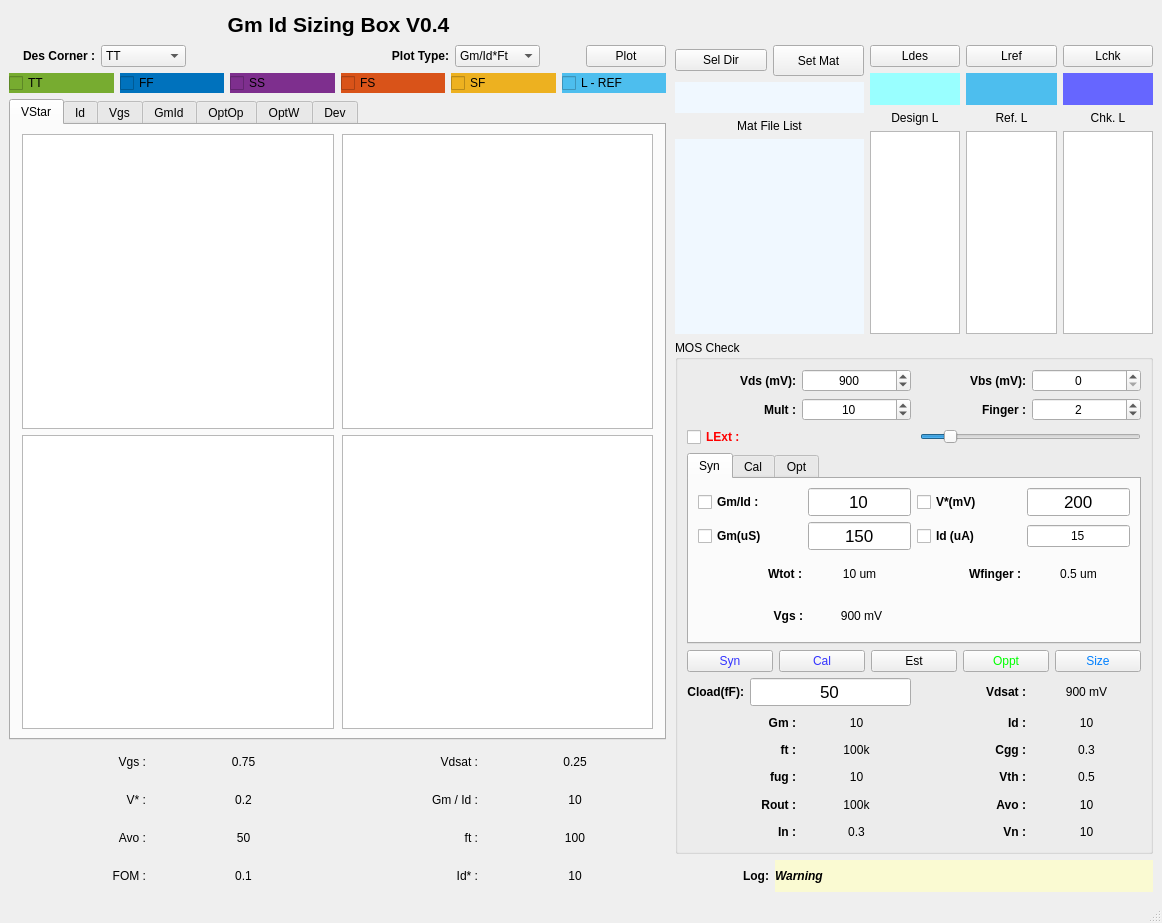
This is GUI/gmIdSizingGuiVp1.ui in The-JC/gmIdNeoKit as Qt 5 draws it before an edit. The edited form follows.
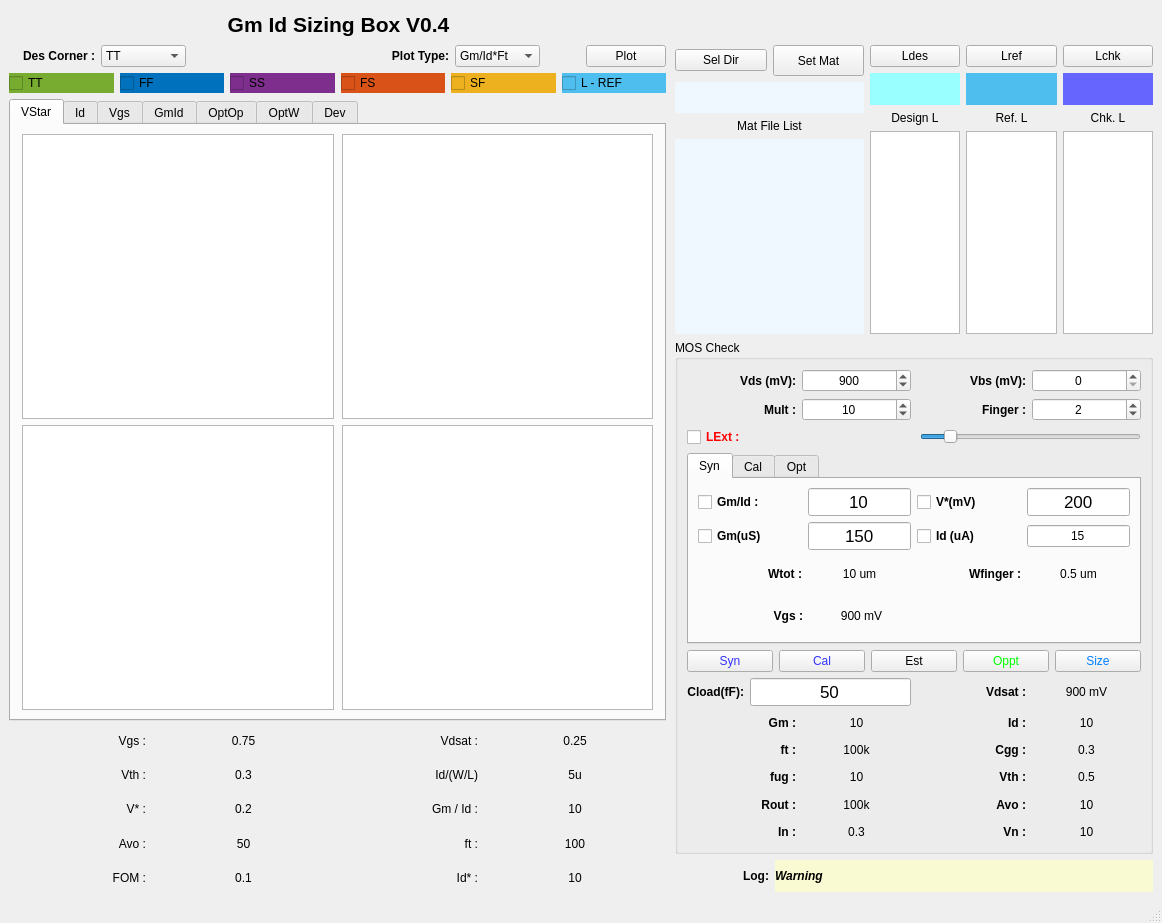
This is the edited form. Custom widgets are drawn as their Qt base class.

Commit message: Vth and Id/(W/L) readout

What changed in the file:
```diff
--- a/GUI/gmIdSizingGuiVp1.ui
+++ b/GUI/gmIdSizingGuiVp1.ui
@@ -60,7 +60,7 @@
       <item>
        <layout class="QHBoxLayout" name="horizontalLayoutMain" stretch="220,1,160">
         <item>
-         <layout class="QVBoxLayout" name="verticalLayoutPlot" stretch="1,1,20,1,1,1,1">
+         <layout class="QVBoxLayout" name="verticalLayoutPlot" stretch="1,1,22,1,1,1,1,1">
           <item>
            <layout class="QHBoxLayout" name="horizontalLayout_51" stretch="1,1,3,1,0,0">
             <item>
@@ -972,6 +972,61 @@
             </item>
            </layout>
           </item>
+          <item>
+           <layout class="QHBoxLayout" name="horizontalLayout_60" stretch="1,1">
+            <item>
+             <layout class="QHBoxLayout" name="horizontalLayout_91" stretch="3,4">
+              <item>
+               <widget class="QLabel" name="titleVth">
+                <property name="text">
+                 <string>Vth :</string>
+                </property>
+                <property name="alignment">
+                 <set>Qt::AlignRight|Qt::AlignTrailing|Qt::AlignVCenter</set>
+                </property>
+               </widget>
+              </item>
+              <item>
+               <widget class="QLabel" name="labelVth">
+                <property name="text">
+                 <string>0.3</string>
+                </property>
+                <property name="alignment">
+                 <set>Qt::AlignCenter</set>
+                </property>
+               </widget>
+              </item>
+             </layout>
+            </item>
+            <item>
+             <layout class="QHBoxLayout" name="horizontalLayout_90" stretch="3,4">
+              <item>
+               <widget class="QLabel" name="titleIdWL">
+                <property name="text">
+                 <string>Id/(W/L)</string>
+                </property>
+                <property name="alignment">
+                 <set>Qt::AlignRight|Qt::AlignTrailing|Qt::AlignVCenter</set>
+                </property>
+               </widget>
+              </item>
+              <item>
+               <widget class="QLabel" name="labelIdWL">
+                <property name="layoutDirection">
+                 <enum>Qt::LeftToRight</enum>
+                </property>
+                <property name="text">
+                 <string>5u</string>
+                </property>
+                <property name="alignment">
+                 <set>Qt::AlignCenter</set>
+                </property>
+               </widget>
+              </item>
+             </layout>
+            </item>
+           </layout>
+          </item>
           <item>
            <layout class="QHBoxLayout" name="horizontalLayout_3" stretch="1,1">
             <item>
```
The commit also changes 2 other files.
